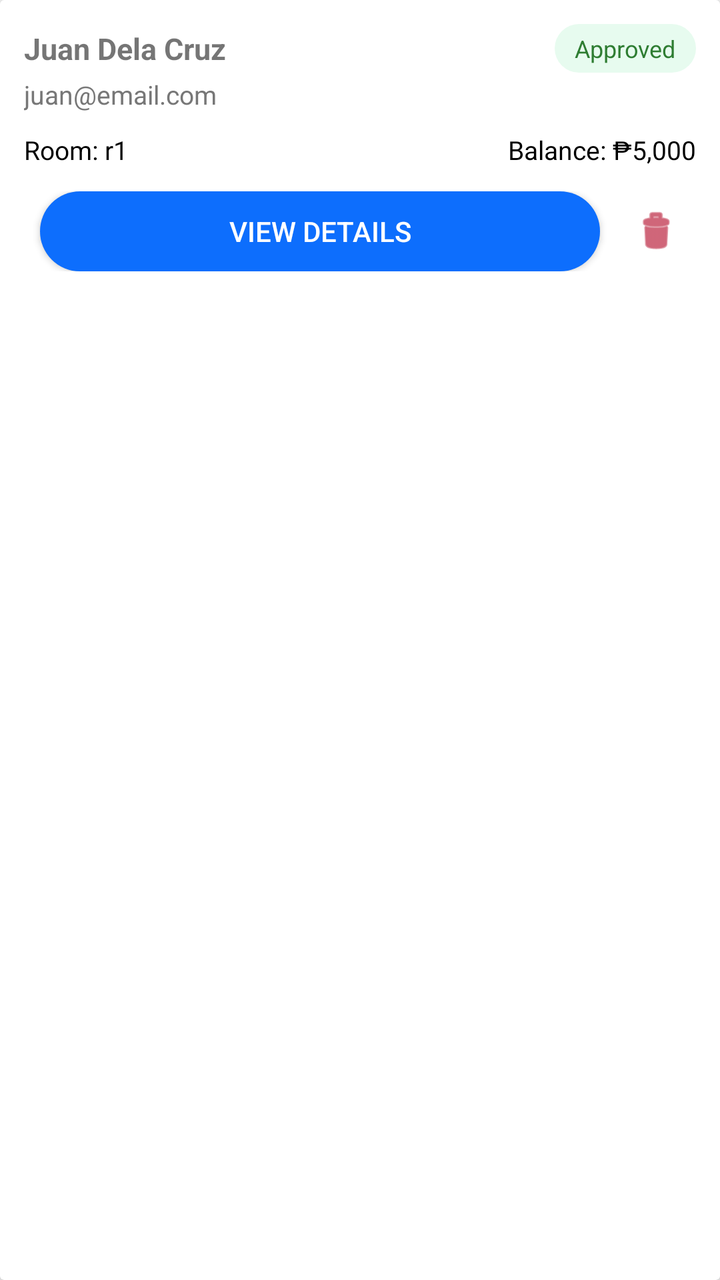
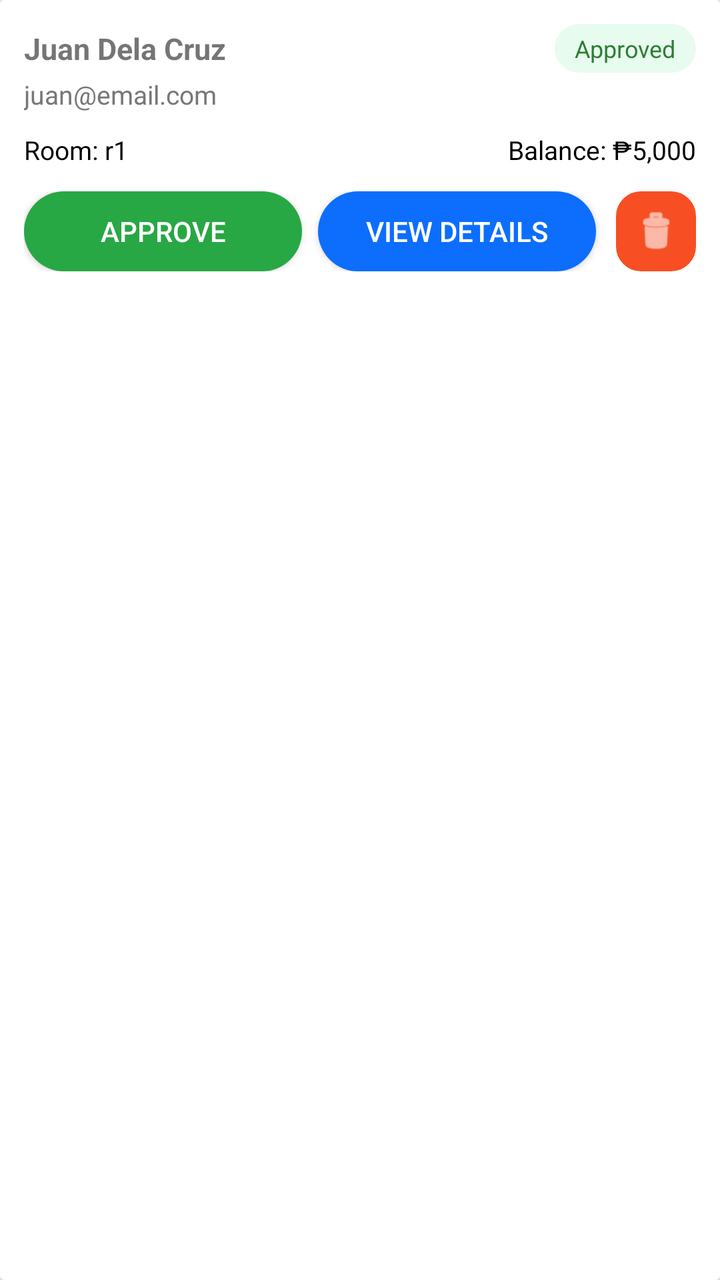

Compare the two renders of this Android layout. The source of the first and the diff that turns it into the second are given below.
<!-- AndroidManifest.xml: application theme Theme.Dormitally -->
<!-- res/layout/item_tenant.xml -->
<?xml version="1.0" encoding="utf-8"?>
<androidx.cardview.widget.CardView xmlns:android="http://schemas.android.com/apk/res/android"
    android:layout_width="match_parent"
    android:layout_height="wrap_content"
    xmlns:app="http://schemas.android.com/apk/res-auto"
    android:layout_marginBottom="12dp"
    android:padding="14dp"
    android:elevation="4dp"
    android:radius="14dp">

    <LinearLayout
        android:layout_width="match_parent"
        android:layout_height="wrap_content"
        android:orientation="vertical"
        android:padding="12dp">

        
        <LinearLayout
            android:layout_width="match_parent"
            android:layout_height="wrap_content"
            android:orientation="horizontal"
            android:gravity="center_vertical">

            <TextView
                android:id="@+id/txtName"
                android:layout_width="0dp"
                android:layout_height="wrap_content"
                android:layout_weight="1"
                android:text="Juan Dela Cruz"
                android:textSize="15sp"
                android:textStyle="bold" />

            
            <TextView
                android:id="@+id/txtStatus"
                android:layout_width="wrap_content"
                android:layout_height="wrap_content"
                android:paddingLeft="10dp"
                android:paddingRight="10dp"
                android:paddingTop="4dp"
                android:paddingBottom="4dp"
                android:text="Approved"
                android:textSize="12sp"
                android:textColor="#2E7D32"
                android:background="@drawable/status_paid_bg" />
        </LinearLayout>

        
        <TextView
            android:id="@+id/txtEmail"
            android:layout_width="wrap_content"
            android:layout_height="wrap_content"
            android:text="juan@email.com"
            android:textColor="#777777"
            android:textSize="13sp"
            android:layout_marginTop="2dp" />

        
        <LinearLayout
            android:layout_width="match_parent"
            android:layout_height="wrap_content"
            android:orientation="horizontal"
            android:layout_marginTop="10dp">

            <TextView
                android:id="@+id/txtRoom"
                android:layout_width="0dp"
                android:layout_height="wrap_content"
                android:text="Room: r1"
                android:layout_weight="1"
                android:textSize="13sp"
                android:textColor="#000000" />

            <TextView
                android:id="@+id/txtBalance"
                android:layout_width="wrap_content"
                android:layout_height="wrap_content"
                android:text="Balance: ₱5,000"
                android:textSize="13sp"
                android:textColor="#000000" />
        </LinearLayout>

        
        <LinearLayout
            android:layout_width="match_parent"
            android:layout_height="wrap_content"
            android:orientation="horizontal"
            android:gravity="center_vertical"
            android:layout_marginTop="12dp">

            
            <Button
                android:id="@+id/btnApprove"
                android:layout_width="0dp"
                android:layout_height="40dp"
                android:layout_weight="1"
                android:backgroundTint="#28A745"
                android:text="Approve"
                android:textColor="@android:color/white"
                android:visibility="gone" />

            
            <Button
                android:id="@+id/btnViewDetails"
                android:layout_width="0dp"
                android:layout_height="40dp"
                android:layout_marginStart="8dp"
                android:layout_weight="1"
                android:background="@drawable/toggle_selected"
                android:backgroundTint="#0D6EFD"
                android:text="View Details"
                android:textColor="@android:color/white" />

            
            <ImageView
                android:id="@+id/btnDelete"
                android:layout_width="40dp"
                android:layout_height="40dp"
                android:layout_marginStart="8dp"
                android:padding="8dp"
                android:src="@android:drawable/ic_menu_delete"
                app:tint="@color/design_default_color_error" />
        </LinearLayout>

    </LinearLayout>

</androidx.cardview.widget.CardView>
<!-- resources referenced by this layout -->
<resources>
  <!-- drawable status_paid_bg (drawable) -->
  <shape xmlns:android="http://schemas.android.com/apk/res/android"
      android:shape="rectangle">
      <solid android:color="#E7FBEF"/>
      <corners android:radius="50dp"/>
  </shape>
  <!-- drawable toggle_selected (drawable) -->
  <?xml version="1.0" encoding="utf-8"?>
  <shape xmlns:android="http://schemas.android.com/apk/res/android">
      <solid android:color="#2563EB"/>
      <corners android:radius="30dp"/>
  </shape>
  <style name="Theme.Dormitally" parent="Base.Theme.Dormitally" />
  <style name="Base.Theme.Dormitally" parent="Theme.AppCompat.Light.NoActionBar">
          
          
      </style>
</resources>

<!-- the commit's change to res/layout/item_tenant.xml (unified diff, before → after) -->
@@ -94,10 +94,11 @@
                 android:layout_width="0dp"
                 android:layout_height="40dp"
                 android:layout_weight="1"
+                android:background="@drawable/bg_approve"
                 android:backgroundTint="#28A745"
                 android:text="Approve"
                 android:textColor="@android:color/white"
-                android:visibility="gone" />
+                android:visibility="visible" />
 
             
             <Button
@@ -116,10 +117,11 @@
                 android:id="@+id/btnDelete"
                 android:layout_width="40dp"
                 android:layout_height="40dp"
-                android:layout_marginStart="8dp"
-                android:padding="8dp"
-                android:src="@android:drawable/ic_menu_delete"
-                app:tint="@color/design_default_color_error" />
+                android:layout_marginLeft="10dp"
+                android:background="@drawable/edittxt_bg_rf"
+                android:backgroundTint="#F74F23"
+                app:srcCompat="@android:drawable/ic_menu_delete"
+                app:tint="@color/white" />
         </LinearLayout>
 
     </LinearLayout>
<!-- resource entries referenced after the edit -->
@@ -1,5 +1,19 @@
 <!-- resources referenced by this layout -->
 <resources>
+  <color name="white">#FFFFFFFF</color>
+  <!-- drawable bg_approve (drawable) -->
+  <?xml version="1.0" encoding="utf-8"?>
+  <shape xmlns:android="http://schemas.android.com/apk/res/android">
+      <solid android:color="#12BA23"/>
+      <corners android:radius="30dp"/>
+  </shape>
+  <!-- drawable edittxt_bg_rf (drawable) -->
+  <shape xmlns:android="http://schemas.android.com/apk/res/android">
+      <solid android:color="#FFFFFF"/>
+      <corners android:radius="12dp"/>
+      <stroke android:width="1dp" android:color="#DDDDDD"/>
+      <padding android:left="8dp" android:top="8dp" android:right="8dp" android:bottom="8dp"/>
+  </shape>
   <!-- drawable status_paid_bg (drawable) -->
   <shape xmlns:android="http://schemas.android.com/apk/res/android"
       android:shape="rectangle">
